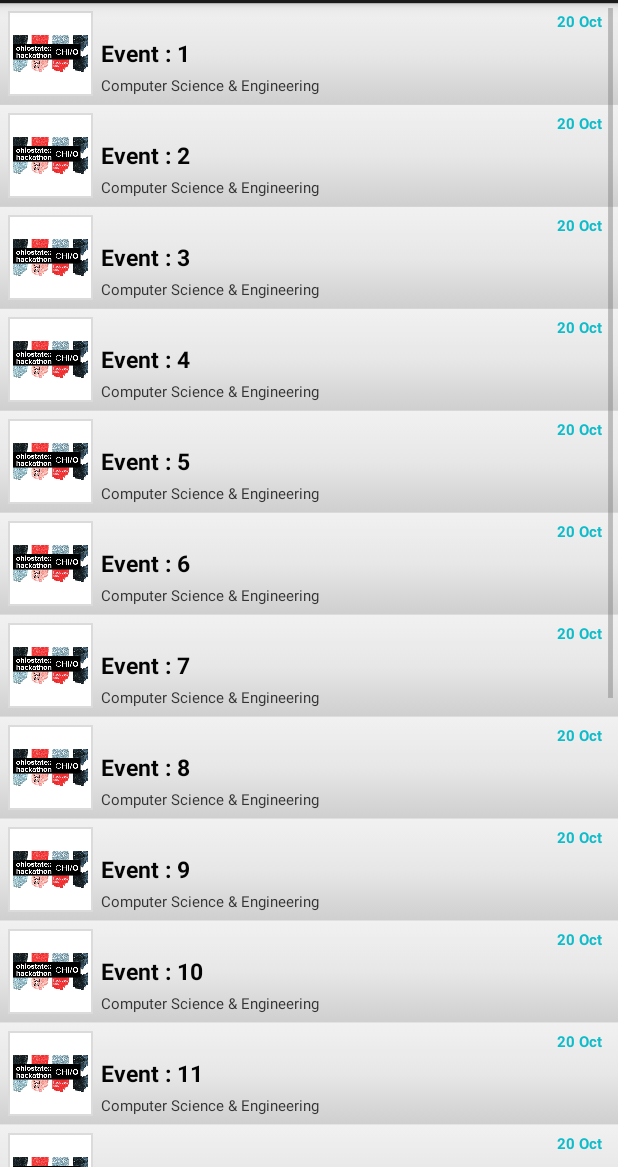
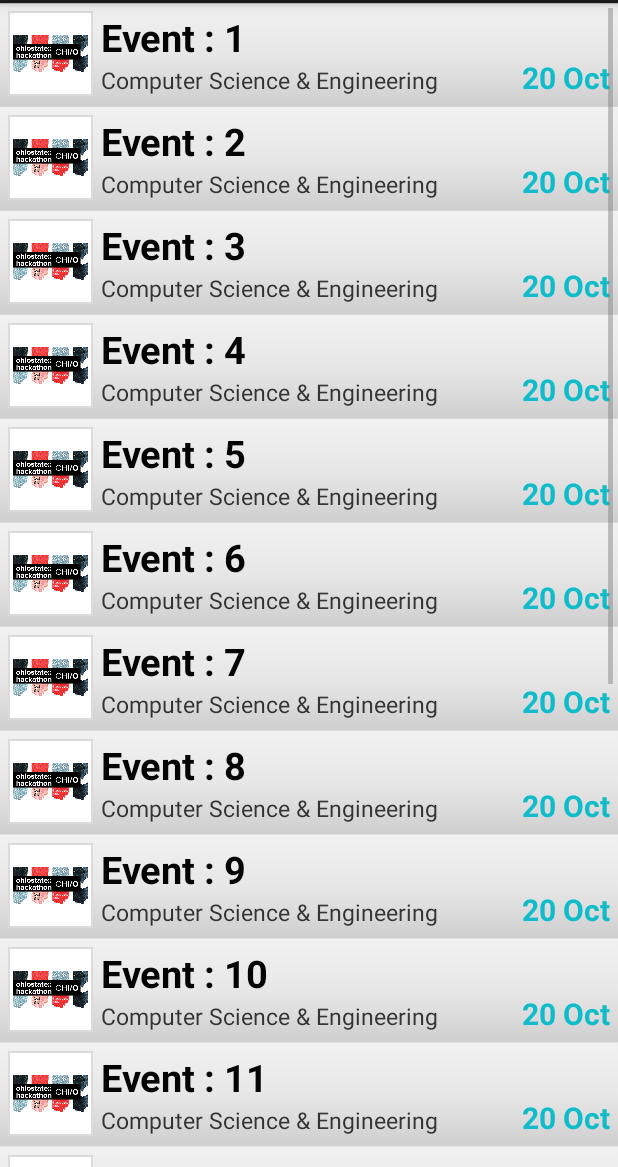
Before and after one commit to raagpa/Uvento, an Android app: the CategoryMultiFragmentActivity screen opened directly, with no data from a screen before it, after a tap on "My Events", on a phone screen of 412 x 824 dp, the part 69-1236 px from its top. Run offline under Robolectric (Android 15) with nearby library versions, the phone set to English and light mode, and no system bars.

Commit message:
version 0.1

```diff
--- a/app/src/main/java/edu/osu/uvento/contoller/CategoryGridFragment.java
+++ b/app/src/main/java/edu/osu/uvento/contoller/CategoryGridFragment.java
@@ -1,10 +1,12 @@
 package edu.osu.uvento.contoller;
 
 
+import android.app.Activity;
 import android.app.Fragment;
 import android.content.Intent;
 import android.graphics.Color;
 import android.os.Bundle;
+import android.util.Log;
 import android.view.LayoutInflater;
 import android.view.View;
 import android.view.ViewGroup;
@@ -18,12 +20,14 @@ import edu.osu.uvento.uvento.R;
 
 public class CategoryGridFragment extends Fragment {
 
-
+    private static final String TAG = "CategoryGridFragment";
 
 
     @Override
     public void onCreate(Bundle savedInstanceState) {
+        Log.d(TAG, "Enter onCreate");
         super.onCreate(savedInstanceState);
+        Log.d(TAG, "Enter onCreate");
 
 
 
@@ -32,6 +36,7 @@ public class CategoryGridFragment extends Fragment {
     @Override
     public View onCreateView(LayoutInflater inflater, ViewGroup container,
                              Bundle savedInstanceState) {
+        Log.d(TAG,"Enter onCreateView");
 
         View view = inflater.inflate(R.layout.fragment_category_grid, container, false);
 
@@ -49,13 +54,75 @@ public class CategoryGridFragment extends Fragment {
 
             }
         });
+
+        Log.d(TAG,"Exit onCreateView");
         return view;
+    }
+
+
+    @Override
+    public void onResume() {
+        Log.d(TAG, "Enter onResume");
+        super.onResume();
+        Log.d(TAG,"Exit onResume");
+
+    }
+    @Override
+    public void onPause() {
+        Log.d(TAG,"Enter onPause");
+        super.onPause();
+        Log.d(TAG,"Exit onPause");
+
+    }
+    @Override
+    public void onStop() {
+        Log.d(TAG,"Enter onStop");
+        super.onStop();
+        Log.d(TAG,"Enter onStop");
+
+    }
+    @Override
+    public void onDestroy() {
+        Log.d(TAG,"Enter onDestroy");
+        super.onDestroy();
+        Log.d(TAG,"Exit onDestroy");
+
+    }
+
+    @Override
+    public void onDestroyView() {
+        Log.d(TAG,"Enter onDestroyView");
+        super.onDestroyView();
+        Log.d(TAG,"Exit onDestroyView");
+
+    }
+
+    @Override
+    public void onAttach(Activity activity) {
+        Log.d(TAG,"Enter onAttach");
+        super.onAttach(activity);
+        Log.d(TAG,"Exit onAttach");
+
+    }
+
+    @Override
+    public void onActivityCreated(Bundle savedBundleInstanceState) {
+        Log.d(TAG,"Enter onActivityCreated");
+        super.onActivityCreated(savedBundleInstanceState);
+        Log.d(TAG,"Exit onActivityCreated");
+
+    }
+
+    @Override
+    public void onDetach() {
+        Log.d(TAG,"Enter onDetach");
+        super.onDetach();
+        Log.d(TAG,"Exit onDetach");
+
     }
 
 
 
 
 
-
-
 }
--- a/app/src/main/java/edu/osu/uvento/contoller/CategoryMultiFragmentActivity.java
+++ b/app/src/main/java/edu/osu/uvento/contoller/CategoryMultiFragmentActivity.java
@@ -4,13 +4,17 @@ import android.app.Activity;
 import android.app.Fragment;
 import android.app.FragmentManager;
 import android.os.Bundle;
+import android.util.Log;
 
 import edu.osu.uvento.uvento.R;
 
 public class CategoryMultiFragmentActivity extends Activity {
 
+    private static final String TAG = "CategoryMultiFragmentActivity";
+
     @Override
     protected void onCreate(Bundle savedInstanceState) {
+        Log.d(TAG,"Enter onCreate");
         super.onCreate(savedInstanceState);
         setContentView(R.layout.activity_multi_fragment);
         setTitle("Subscriptions");
@@ -35,6 +39,44 @@ public class CategoryMultiFragmentActivity extends Activity {
                     .add(R.id.fragmentContainer2, fragment2)
                     .commit();
         }
+
+        Log.d(TAG,"Exit onCreate");
+    }
+
+    @Override
+    protected void onStart() {
+        Log.d(TAG,"Enter onStart");
+        super.onStart();
+        Log.d(TAG,"Exit onStart");
+        // The activity is about to become visible.
+    }
+    @Override
+    protected void onResume() {
+        Log.d(TAG,"Enter onResume");
+        super.onResume();
+        Log.d(TAG,"Exit onResume");
+        // The activity has become visible (it is now "resumed").
+    }
+    @Override
+    protected void onPause() {
+        Log.d(TAG,"Enter onPause");
+        super.onPause();
+        Log.d(TAG,"Exit onPause");
+        // Another activity is taking focus (this activity is about to be "paused").
+    }
+    @Override
+    protected void onStop() {
+        Log.d(TAG,"Enter onStop");
+        super.onStop();
+        Log.d(TAG,"Enter onStop");
+        // The activity is no longer visible (it is now "stopped")
+    }
+    @Override
+    protected void onDestroy() {
+        Log.d(TAG,"Enter onDestroy");
+        super.onDestroy();
+        Log.d(TAG,"Exit onDestroy");
+        // The activity is about to be destroyed.
     }
 
 }
--- a/app/src/main/java/edu/osu/uvento/contoller/UpcomingEventCategoryFragment.java
+++ b/app/src/main/java/edu/osu/uvento/contoller/UpcomingEventCategoryFragment.java
@@ -2,6 +2,7 @@ package edu.osu.uvento.contoller;
 
 
 import android.app.Fragment;
+import android.content.Intent;
 import android.os.Bundle;
 import android.util.DisplayMetrics;
 import android.view.LayoutInflater;
@@ -40,6 +41,15 @@ public class UpcomingEventCategoryFragment extends Fragment {
         int height = metrics.heightPixels;
         view.getLayoutParams().height = height/4;
 
+        mainImage.setOnClickListener(new View.OnClickListener() {
+            @Override
+            public void onClick(View view) {
+                Intent intent = new Intent(getActivity(),EventListActivity.class);
+                startActivity(intent);
+
+            }
+        });
+
         textView = (TextView) view.findViewById(R.id.text_upcoming_events);
         textView.setText("All Upcoming Events");
 
--- a/app/src/main/res/layout/event_list_row.xml
+++ b/app/src/main/res/layout/event_list_row.xml
@@ -31,10 +31,10 @@
         android:text="Oh!o Hackathon"
         android:textColor="#040404"
         android:typeface="sans"
-        android:textSize="15dip"
+        android:textSize="25dip"
         android:textStyle="bold"
         android:layout_toEndOf="@+id/thumbnail"
-        android:layout_centerVertical="true"
+        android:layout_alignTop="@+id/thumbnail"
         android:layout_toRightOf="@+id/thumbnail" />
 
 
@@ -43,7 +43,7 @@
         android:layout_width="fill_parent"
         android:layout_height="wrap_content"
         android:textColor="#343434"
-        android:textSize="10dip"
+        android:textSize="15dip"
         android:text="Computer Science and Engineering"
         android:layout_toEndOf="@+id/thumbnail"
         android:layout_alignBottom="@+id/thumbnail"
@@ -55,14 +55,15 @@
         android:id="@+id/date"
         android:layout_width="wrap_content"
         android:layout_height="wrap_content"
-        android:layout_alignParentRight="true"
-        android:layout_alignTop="@id/eventTitle"
         android:gravity="right"
         android:text="Oct 20"
-        android:layout_marginRight="5dip"
-        android:textSize="10dip"
+        android:textSize="20dip"
         android:textColor="#10bcc9"
-        android:textStyle="bold"/>
+        android:textStyle="bold"
+        android:layout_alignBaseline="@+id/group"
+        android:layout_alignBottom="@+id/group"
+        android:layout_alignRight="@+id/group"
+        android:layout_alignEnd="@+id/group" />
 
 
 
```
Also changed, not shown: app/src/main/res/layout/fragment_university_selection.xml (+1 -8 lines).
